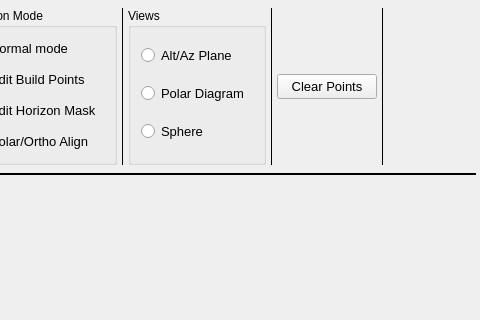
Before: the Qt Designer form mw4/gui/widgets/hemisphere.ui in mworion/MountWizzard4, drawn with Qt 5; both pictures show x 320 to 800 and y 0 to 320 of the 800 by 600 pixel window.
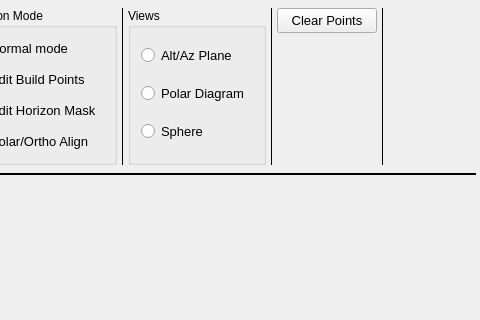
After: the same form once the commit is applied.

Patch:
```diff
--- a/mw4/gui/widgets/hemisphere.ui
+++ b/mw4/gui/widgets/hemisphere.ui
@@ -351,19 +351,6 @@
      <item>
       <layout class="QGridLayout" name="gridLayout_3">
        <item row="0" column="0">
-        <spacer name="verticalSpacer">
-         <property name="orientation">
-          <enum>Qt::Vertical</enum>
-         </property>
-         <property name="sizeHint" stdset="0">
-          <size>
-           <width>20</width>
-           <height>40</height>
-          </size>
-         </property>
-        </spacer>
-       </item>
-       <item row="1" column="0">
         <widget class="QPushButton" name="clearBuildP">
          <property name="sizePolicy">
           <sizepolicy hsizetype="Minimum" vsizetype="Preferred">
@@ -390,7 +377,7 @@
          </property>
         </widget>
        </item>
-       <item row="2" column="0">
+       <item row="1" column="0">
         <spacer name="verticalSpacer_2">
          <property name="orientation">
           <enum>Qt::Vertical</enum>
```
